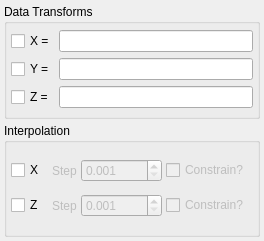
Before: the Qt Designer form src/gui/transform.ui in trisyoungs/uchroma, drawn with Qt 5.
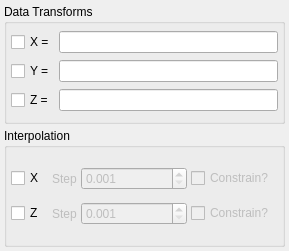
After: the same form once the commit is applied. Icons and pictures are not drawn.

Patch:
```diff
--- a/src/gui/transform.ui
+++ b/src/gui/transform.ui
@@ -6,8 +6,8 @@
    <rect>
     <x>0</x>
     <y>0</y>
-    <width>264</width>
-    <height>241</height>
+    <width>289</width>
+    <height>251</height>
    </rect>
   </property>
   <property name="sizePolicy">
```
Left out of the diff: 2 changed lines with no effect on the pictures.
